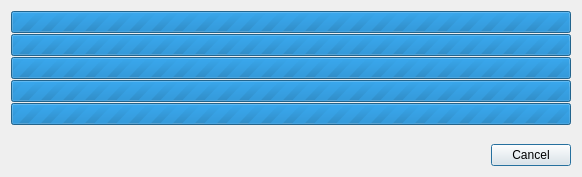
Qt form xdialogprocess.ui (horsicq/FormatDialogs) before a commit.
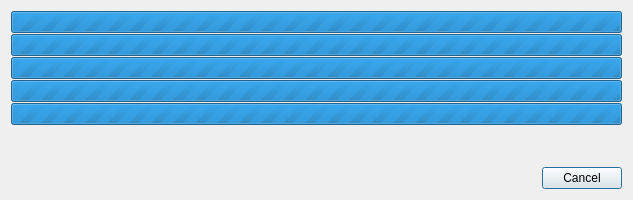
The same form after that commit.

What changed in the file:
```diff
--- a/xdialogprocess.ui
+++ b/xdialogprocess.ui
@@ -9,8 +9,8 @@
    <rect>
     <x>0</x>
     <y>0</y>
-    <width>582</width>
-    <height>177</height>
+    <width>633</width>
+    <height>200</height>
    </rect>
   </property>
   <property name="windowTitle">
```
